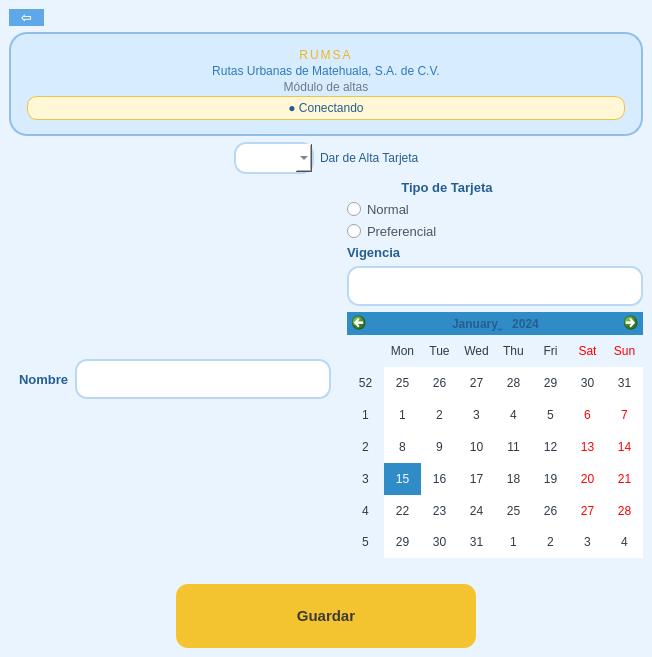
Old version of the form login_mvc_project/ui/dar_de_alta.ui in the repository alttus-ti/matehuala_app_escritorio.
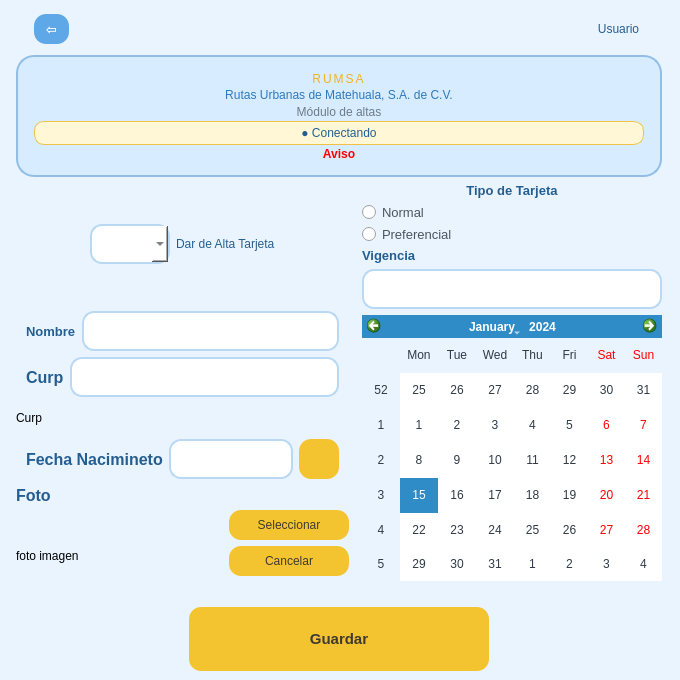
New version of the form. Icons and pictures are not drawn.

Commit message: alta, cancelar, recarga y sustituir

What changed in the file:
```diff
--- a/login_mvc_project/ui/dar_de_alta.ui
+++ b/login_mvc_project/ui/dar_de_alta.ui
@@ -6,8 +6,8 @@
    <rect>
     <x>0</x>
     <y>0</y>
-    <width>652</width>
-    <height>657</height>
+    <width>680</width>
+    <height>680</height>
    </rect>
   </property>
   <property name="windowTitle">
@@ -131,8 +131,8 @@
 </string>
    </property>
    <layout class="QGridLayout" name="gridLayout">
-    <item row="0" column="0" colspan="2">
-     <layout class="QVBoxLayout" name="verticalLayout">
+    <item row="0" column="0" colspan="3">
+     <layout class="QHBoxLayout" name="horizontalLayout_6">
       <item>
        <widget class="QPushButton" name="botonregresar">
         <property name="maximumSize">
@@ -156,6 +156,61 @@
        </widget>
       </item>
       <item>
+       <spacer name="horizontalSpacer_3">
+        <property name="orientation">
+         <enum>Qt::Horizontal</enum>
+        </property>
+        <property name="sizeType">
+         <enum>QSizePolicy::Fixed</enum>
+        </property>
+        <property name="sizeHint" stdset="0">
+         <size>
+          <width>500</width>
+          <height>40</height>
+         </size>
+        </property>
+       </spacer>
+      </item>
+      <item>
+       <widget class="QToolButton" name="usuario">
+        <property name="maximumSize">
+         <size>
+          <width>16777215</width>
+          <height>40</height>
+         </size>
+        </property>
+        <property name="styleSheet">
+         <string notr="true">QToolButton {
+    background-color: transparent;
+    border: none;
+    color: #245E91;
+    padding: 0px;
+    margin: 0px;
+    font: 700 10pt &quot;Arial&quot;;
+}
+
+QToolButton:hover {
+    color: #F4C430;
+    text-decoration: underline;
+}
+
+QToolButton:pressed {
+    background-color: #F4C430;
+    color: #245E91;
+    border-radius: 8px;
+    padding: 4px 8px;
+}</string>
+        </property>
+        <property name="text">
+         <string>Usuario</string>
+        </property>
+       </widget>
+      </item>
+     </layout>
+    </item>
+    <item row="1" column="0" colspan="3">
+     <layout class="QVBoxLayout" name="verticalLayout">
+      <item>
        <widget class="QFrame" name="frameHeader">
         <property name="frameShape">
          <enum>QFrame::StyledPanel</enum>
@@ -225,74 +280,31 @@
            </property>
           </widget>
          </item>
+         <item>
+          <widget class="QLabel" name="mensajeInternet">
+           <property name="font">
+            <font>
+             <weight>75</weight>
+             <bold>true</bold>
+            </font>
+           </property>
+           <property name="styleSheet">
+            <string notr="true">color:red;</string>
+           </property>
+           <property name="text">
+            <string>Aviso</string>
+           </property>
+           <property name="alignment">
+            <set>Qt::AlignCenter</set>
+           </property>
+          </widget>
+         </item>
         </layout>
        </widget>
       </item>
      </layout>
     </item>
-    <item row="2" column="0">
-     <layout class="QHBoxLayout" name="horizontalLayout_2">
-      <item>
-       <spacer name="espacio3">
-        <property name="orientation">
-         <enum>Qt::Horizontal</enum>
-        </property>
-        <property name="sizeType">
-         <enum>QSizePolicy::Fixed</enum>
-        </property>
-        <property name="sizeHint" stdset="0">
-         <size>
-          <width>10</width>
-          <height>20</height>
-         </size>
-        </property>
-       </spacer>
-      </item>
-      <item>
-       <widget class="QLabel" name="nombre">
-        <property name="font">
-         <font>
-          <family>Arial</family>
-          <pointsize>10</pointsize>
-          <weight>87</weight>
-          <italic>false</italic>
-          <bold>true</bold>
-         </font>
-        </property>
-        <property name="text">
-         <string>Nombre</string>
-        </property>
-       </widget>
-      </item>
-      <item>
-       <widget class="QTextEdit" name="textonombre">
-        <property name="maximumSize">
-         <size>
-          <width>500</width>
-          <height>40</height>
-         </size>
-        </property>
-       </widget>
-      </item>
-      <item>
-       <spacer name="espacio4">
-        <property name="orientation">
-         <enum>Qt::Horizontal</enum>
-        </property>
-        <property name="sizeType">
-         <enum>QSizePolicy::Fixed</enum>
-        </property>
-        <property name="sizeHint" stdset="0">
-         <size>
-          <width>10</width>
-          <height>20</height>
-         </size>
-        </property>
-       </spacer>
-      </item>
-     </layout>
-    </item>
-    <item row="1" column="0" colspan="2">
+    <item row="2" column="0" colspan="2">
      <layout class="QHBoxLayout" name="horizontalLayout_3">
       <item>
        <spacer name="horizontalSpacer_2">
@@ -339,13 +351,13 @@
       </item>
      </layout>
     </item>
-    <item row="2" column="1">
+    <item row="2" column="2" rowspan="6">
      <layout class="QVBoxLayout" name="verticalLayout_3">
       <item>
        <widget class="QLabel" name="otrosdatos">
         <property name="maximumSize">
          <size>
-          <width>200</width>
+          <width>16777215</width>
           <height>20</height>
          </size>
         </property>
@@ -368,6 +380,12 @@
       </item>
       <item>
        <widget class="QRadioButton" name="normal">
+        <property name="maximumSize">
+         <size>
+          <width>100</width>
+          <height>50</height>
+         </size>
+        </property>
         <property name="font">
          <font>
           <family>Arial</family>
@@ -384,6 +402,12 @@
       </item>
       <item>
        <widget class="QRadioButton" name="preferencial">
+        <property name="maximumSize">
+         <size>
+          <width>100</width>
+          <height>50</height>
+         </size>
+        </property>
         <property name="font">
          <font>
           <family>Arial</family>
@@ -438,6 +462,22 @@
           <height>16777215</height>
          </size>
         </property>
+        <property name="palette">
+         <palette>
+          <active/>
+          <inactive/>
+          <disabled/>
+         </palette>
+        </property>
+        <property name="styleSheet">
+         <string notr="true">QCalendarWidget QToolButton#qt_calendar_monthbutton {
+    color: white;
+}
+
+QCalendarWidget QToolButton#qt_calendar_yearbutton {
+    color: white;
+}</string>
+        </property>
        </widget>
       </item>
       <item>
@@ -458,7 +498,788 @@
       </item>
      </layout>
     </item>
+    <item row="3" column="0" colspan="2">
+     <layout class="QHBoxLayout" name="horizontalLayout_2">
+      <item>
+       <spacer name="espacio3">
+        <property name="orientation">
+         <enum>Qt::Horizontal</enum>
+        </property>
+        <property name="sizeType">
+         <enum>QSizePolicy::Fixed</enum>
+        </property>
+        <property name="sizeHint" stdset="0">
+         <size>
+          <width>10</width>
+          <height>20</height>
+         </size>
+        </property>
+       </spacer>
+      </item>
+      <item>
+       <widget class="QLabel" name="nombre">
+        <property name="font">
+         <font>
+          <family>Arial</family>
+          <pointsize>10</pointsize>
+          <weight>87</weight>
+          <italic>false</italic>
+          <bold>true</bold>
+         </font>
+        </property>
+        <property name="text">
+         <string>Nombre</string>
+        </property>
+       </widget>
+      </item>
+      <item>
+       <widget class="QTextEdit" name="textonombre">
+        <property name="maximumSize">
+         <size>
+          <width>500</width>
+          <height>40</height>
+         </size>
+        </property>
+       </widget>
+      </item>
+      <item>
+       <spacer name="espacio4">
+        <property name="orientation">
+         <enum>Qt::Horizontal</enum>
+        </property>
+        <property name="sizeType">
+         <enum>QSizePolicy::Fixed</enum>
+        </property>
+        <property name="sizeHint" stdset="0">
+         <size>
+          <width>10</width>
+          <height>20</height>
+         </size>
+        </property>
+       </spacer>
+      </item>
+     </layout>
+    </item>
     <item row="4" column="0" colspan="2">
+     <layout class="QHBoxLayout" name="horizontalLayout_4">
+      <item>
+       <spacer name="espacio7">
+        <property name="orientation">
+         <enum>Qt::Horizontal</enum>
+        </property>
+        <property name="sizeType">
+         <enum>QSizePolicy::Fixed</enum>
+        </property>
+        <property name="sizeHint" stdset="0">
+         <size>
+          <width>10</width>
+          <height>20</height>
+         </size>
+        </property>
+       </spacer>
+      </item>
+      <item>
+       <widget class="QLabel" name="label_2">
+        <property name="maximumSize">
+         <size>
+          <width>200</width>
+          <height>20</height>
+         </size>
+        </property>
+        <property name="palette">
+         <palette>
+          <active>
+           <colorrole role="WindowText">
+            <brush brushstyle="SolidPattern">
+             <color alpha="255">
+              <red>36</red>
+              <green>94</green>
+              <blue>145</blue>
+             </color>
+            </brush>
+           </colorrole>
+           <colorrole role="Text">
+            <brush brushstyle="SolidPattern">
+             <color alpha="255">
+              <red>36</red>
+              <green>94</green>
+              <blue>145</blue>
+             </color>
+            </brush>
+           </colorrole>
+           <colorrole role="ButtonText">
+            <brush brushstyle="SolidPattern">
+             <color alpha="255">
+              <red>36</red>
+              <green>94</green>
+              <blue>145</blue>
+             </color>
+            </brush>
+           </colorrole>
+          </active>
+          <inactive>
+           <colorrole role="WindowText">
+            <brush brushstyle="SolidPattern">
+             <color alpha="255">
+              <red>36</red>
+              <green>94</green>
+              <blue>145</blue>
+             </color>
+            </brush>
+           </colorrole>
+           <colorrole role="Text">
+            <brush brushstyle="SolidPattern">
+             <color alpha="255">
+              <red>36</red>
+              <green>94</green>
+              <blue>145</blue>
+             </color>
+            </brush>
+           </colorrole>
+           <colorrole role="ButtonText">
+            <brush brushstyle="SolidPattern">
+             <color alpha="255">
+              <red>36</red>
+              <green>94</green>
+              <blue>145</blue>
+             </color>
+            </brush>
+           </colorrole>
+          </inactive>
+          <disabled>
+           <colorrole role="WindowText">
+            <brush brushstyle="SolidPattern">
+             <color alpha="255">
+              <red>120</red>
+              <green>120</green>
+              <blue>120</blue>
+             </color>
+            </brush>
+           </colorrole>
+           <colorrole role="Text">
+            <brush brushstyle="SolidPattern">
+             <color alpha="255">
+              <red>120</red>
+              <green>120</green>
+              <blue>120</blue>
+             </color>
+            </brush>
+           </colorrole>
+           <colorrole role="ButtonText">
+            <brush brushstyle="SolidPattern">
+             <color alpha="255">
+              <red>120</red>
+              <green>120</green>
+              <blue>120</blue>
+             </color>
+            </brush>
+           </colorrole>
+          </disabled>
+         </palette>
+        </property>
+        <property name="font">
+         <font>
+          <family>Arial</family>
+          <pointsize>12</pointsize>
+          <weight>75</weight>
+          <bold>true</bold>
+         </font>
+        </property>
+        <property name="text">
+         <string>Curp</string>
+        </property>
+       </widget>
+      </item>
+      <item>
+       <widget class="QTextEdit" name="textocurp">
+        <property name="maximumSize">
+         <size>
+          <width>500</width>
+          <height>40</height>
+         </size>
+        </property>
+       </widget>
+      </item>
+      <item>
+       <spacer name="espacio6">
+        <property name="orientation">
+         <enum>Qt::Horizontal</enum>
+        </property>
+        <property name="sizeType">
+         <enum>QSizePolicy::Fixed</enum>
+        </property>
+        <property name="sizeHint" stdset="0">
+         <size>
+          <width>10</width>
+          <height>20</height>
+         </size>
+        </property>
+       </spacer>
+      </item>
+     </layout>
+    </item>
+    <item row="5" column="0">
+     <layout class="QVBoxLayout" name="verticalLayout_5">
+      <item>
+       <widget class="QLabel" name="curpstatus">
+        <property name="maximumSize">
+         <size>
+          <width>16777215</width>
+          <height>30</height>
+         </size>
+        </property>
+        <property name="font">
+         <font>
+          <family>Arial</family>
+          <pointsize>9</pointsize>
+         </font>
+        </property>
+        <property name="text">
+         <string>Curp</string>
+        </property>
+       </widget>
+      </item>
+     </layout>
+    </item>
+    <item row="6" column="0" colspan="2">
+     <layout class="QHBoxLayout" name="horizontalLayout_5">
+      <item>
+       <spacer name="espacio10">
+        <property name="orientation">
+         <enum>Qt::Horizontal</enum>
+        </property>
+        <property name="sizeType">
+         <enum>QSizePolicy::Fixed</enum>
+        </property>
+        <property name="sizeHint" stdset="0">
+         <size>
+          <width>10</width>
+          <height>20</height>
+         </size>
+        </property>
+       </spacer>
+      </item>
+      <item>
+       <widget class="QLabel" name="label_3">
+        <property name="maximumSize">
+         <size>
+          <width>200</width>
+          <height>20</height>
+         </size>
+        </property>
+        <property name="palette">
+         <palette>
+          <active>
+           <colorrole role="WindowText">
+            <brush brushstyle="SolidPattern">
+             <color alpha="255">
+              <red>36</red>
+              <green>94</green>
+              <blue>145</blue>
+             </color>
+            </brush>
+           </colorrole>
+           <colorrole role="Text">
+            <brush brushstyle="SolidPattern">
+             <color alpha="255">
+              <red>36</red>
+              <green>94</green>
+              <blue>145</blue>
+             </color>
+            </brush>
+           </colorrole>
+           <colorrole role="ButtonText">
+            <brush brushstyle="SolidPattern">
+             <color alpha="255">
+              <red>36</red>
+              <green>94</green>
+              <blue>145</blue>
+             </color>
+            </brush>
+           </colorrole>
+          </active>
+          <inactive>
+           <colorrole role="WindowText">
+            <brush brushstyle="SolidPattern">
+             <color alpha="255">
+              <red>36</red>
+              <green>94</green>
+              <blue>145</blue>
+             </color>
+            </brush>
+           </colorrole>
+           <colorrole role="Text">
+            <brush brushstyle="SolidPattern">
+             <color alpha="255">
+              <red>36</red>
+              <green>94</green>
+              <blue>145</blue>
+             </color>
+            </brush>
+           </colorrole>
+           <colorrole role="ButtonText">
+            <brush brushstyle="SolidPattern">
+             <color alpha="255">
+              <red>36</red>
+              <green>94</green>
+              <blue>145</blue>
+             </color>
+            </brush>
+           </colorrole>
+          </inactive>
+          <disabled>
+           <colorrole role="WindowText">
+            <brush brushstyle="SolidPattern">
+             <color alpha="255">
+              <red>120</red>
+              <green>120</green>
+              <blue>120</blue>
+             </color>
+            </brush>
+           </colorrole>
+           <colorrole role="Text">
+            <brush brushstyle="SolidPattern">
+             <color alpha="255">
+              <red>120</red>
+              <green>120</green>
+              <blue>120</blue>
+             </color>
+            </brush>
+           </colorrole>
+           <colorrole role="ButtonText">
+            <brush brushstyle="SolidPattern">
+             <color alpha="255">
+              <red>120</red>
+              <green>120</green>
+              <blue>120</blue>
+             </color>
+            </brush>
+           </colorrole>
+          </disabled>
+         </palette>
+        </property>
+        <property name="font">
+         <font>
+          <family>Arial</family>
+          <pointsize>12</pointsize>
+          <weight>75</weight>
+          <bold>true</bold>
+         </font>
+        </property>
+        <property name="text">
+         <string>Fecha Nacimineto</string>
+        </property>
+       </widget>
+      </item>
+      <item>
+       <widget class="QTextEdit" name="textofechanacimiento">
+        <property name="maximumSize">
+         <size>
+          <width>500</width>
+          <height>40</height>
+         </size>
+        </property>
+       </widget>
+      </item>
+      <item>
+       <widget class="QPushButton" name="pushButton">
+        <property name="maximumSize">
+         <size>
+          <width>40</width>
+          <height>40</height>
+         </size>
+        </property>
+        <property name="text">
+         <string/>
+        </property>
+        <property name="icon">
+         <iconset>
+          <normaloff>../assets/calendario.png</normaloff>../assets/calendario.png</iconset>
+        </property>
+       </widget>
+      </item>
+      <item>
+       <spacer name="espacio9">
+        <property name="orientation">
+         <enum>Qt::Horizontal</enum>
+        </property>
+        <property name="sizeType">
+         <enum>QSizePolicy::Fixed</enum>
+        </property>
+        <property name="sizeHint" stdset="0">
+         <size>
+          <width>10</width>
+          <height>20</height>
+         </size>
+        </property>
+       </spacer>
+      </item>
+     </layout>
+    </item>
+    <item row="7" column="0">
+     <layout class="QVBoxLayout" name="verticalLayout_2">
+      <item>
+       <widget class="QLabel" name="label_4">
+        <property name="maximumSize">
+         <size>
+          <width>200</width>
+          <height>20</height>
+         </size>
+        </property>
+        <property name="palette">
+         <palette>
+          <active>
+           <colorrole role="WindowText">
+            <brush brushstyle="SolidPattern">
+             <color alpha="255">
+              <red>36</red>
+              <green>94</green>
+              <blue>145</blue>
+             </color>
+            </brush>
+           </colorrole>
+           <colorrole role="Text">
+            <brush brushstyle="SolidPattern">
+             <color alpha="255">
+              <red>36</red>
+              <green>94</green>
+              <blue>145</blue>
+             </color>
+            </brush>
+           </colorrole>
+           <colorrole role="ButtonText">
+            <brush brushstyle="SolidPattern">
+             <color alpha="255">
+              <red>36</red>
+              <green>94</green>
+              <blue>145</blue>
+             </color>
+            </brush>
+           </colorrole>
+          </active>
+          <inactive>
+           <colorrole role="WindowText">
+            <brush brushstyle="SolidPattern">
+             <color alpha="255">
+              <red>36</red>
+              <green>94</green>
+              <blue>145</blue>
+             </color>
+            </brush>
+           </colorrole>
+           <colorrole role="Text">
+            <brush brushstyle="SolidPattern">
+             <color alpha="255">
+              <red>36</red>
+              <green>94</green>
+              <blue>145</blue>
+             </color>
+            </brush>
+           </colorrole>
+           <colorrole role="ButtonText">
+            <brush brushstyle="SolidPattern">
+             <color alpha="255">
+              <red>36</red>
+              <green>94</green>
+              <blue>145</blue>
+             </color>
+            </brush>
+           </colorrole>
+          </inactive>
+          <disabled>
+           <colorrole role="WindowText">
+            <brush brushstyle="SolidPattern">
+             <color alpha="255">
+              <red>120</red>
+              <green>120</green>
+              <blue>120</blue>
+             </color>
+            </brush>
+           </colorrole>
+           <colorrole role="Text">
+            <brush brushstyle="SolidPattern">
+             <color alpha="255">
+              <red>120</red>
+              <green>120</green>
+              <blue>120</blue>
+             </color>
+            </brush>
+           </colorrole>
+           <colorrole role="ButtonText">
+            <brush brushstyle="SolidPattern">
+             <color alpha="255">
+              <red>120</red>
+              <green>120</green>
+              <blue>120</blue>
+             </color>
+            </brush>
+           </colorrole>
+          </disabled>
+         </palette>
+        </property>
+        <property name="font">
+         <font>
+          <family>Arial</family>
+          <pointsize>12</pointsize>
+          <weight>75</weight>
+          <bold>true</bold>
+         </font>
+        </property>
+        <property name="text">
+         <string>Foto</string>
+        </property>
+       </widget>
+      </item>
+      <item>
+       <widget class="QLabel" name="fotoimagen">
+        <property name="maximumSize">
+         <size>
+          <width>200</width>
+          <height>200</height>
+         </size>
+        </property>
+        <property name="text">
+         <string>foto imagen</string>
+        </property>
+       </widget>
+      </item>
+     </layout>
+    </item>
+    <item row="7" column="1">
+     <layout class="QVBoxLayout" name="verticalLayout_4">
+      <item>
+       <spacer name="espacio11">
+        <property name="orientation">
+         <enum>Qt::Vertical</enum>
+        </property>
+        <property name="sizeType">
+         <enum>QSizePolicy::Fixed</enum>
+        </property>
+        <property name="sizeHint" stdset="0">
+         <size>
+          <width>10</width>
+          <height>25</height>
+         </size>
+        </property>
+       </spacer>
+      </item>
+      <item>
+       <widget class="QPushButton" name="botonsubir">
+        <property name="maximumSize">
+         <size>
+          <width>120</width>
+          <height>30</height>
+         </size>
+        </property>
+        <property name="text">
+         <string>Seleccionar</string>
+        </property>
+       </widget>
+      </item>
+      <item>
+       <widget class="QPushButton" name="botontomar">
+        <property name="maximumSize">
+         <size>
+          <width>120</width>
+          <height>30</height>
+         </size>
+        </property>
+        <property name="palette">
+         <palette>
+          <active>
+           <colorrole role="WindowText">
+            <brush brushstyle="SolidPattern">
+             <color alpha="255">
+              <red>62</red>
+              <green>58</green>
+              <blue>50</blue>
+             </color>
+            </brush>
+           </colorrole>
+           <colorrole role="Button">
+            <brush brushstyle="SolidPattern">
+             <color alpha="255">
+              <red>244</red>
+              <green>196</green>
+              <blue>48</blue>
+             </color>
+            </brush>
+           </colorrole>
+           <colorrole role="Text">
+            <brush brushstyle="SolidPattern">
+             <color alpha="255">
+              <red>62</red>
+              <green>58</green>
+              <blue>50</blue>
+             </color>
+            </brush>
+           </colorrole>
+           <colorrole role="ButtonText">
+            <brush brushstyle="SolidPattern">
+             <color alpha="255">
+              <red>62</red>
+              <green>58</green>
+              <blue>50</blue>
+             </color>
+            </brush>
+           </colorrole>
+           <colorrole role="Base">
+            <brush brushstyle="SolidPattern">
+             <color alpha="255">
+              <red>244</red>
+              <green>196</green>
+              <blue>48</blue>
+             </color>
+            </brush>
+           </colorrole>
+           <colorrole role="Window">
+            <brush brushstyle="SolidPattern">
+             <color alpha="255">
+              <red>244</red>
+              <green>196</green>
+              <blue>48</blue>
+             </color>
+            </brush>
+           </colorrole>
+          </active>
+          <inactive>
+           <colorrole role="WindowText">
+            <brush brushstyle="SolidPattern">
+             <color alpha="255">
+              <red>62</red>
+              <green>58</green>
+              <blue>50</blue>
+             </color>
+            </brush>
+           </colorrole>
+           <colorrole role="Button">
+            <brush brushstyle="SolidPattern">
+             <color alpha="255">
+              <red>244</red>
+              <green>196</green>
+              <blue>48</blue>
+             </color>
+            </brush>
+           </colorrole>
+           <colorrole role="Text">
+            <brush brushstyle="SolidPattern">
+             <color alpha="255">
+              <red>62</red>
+              <green>58</green>
+              <blue>50</blue>
+             </color>
+            </brush>
+           </colorrole>
+           <colorrole role="ButtonText">
+            <brush brushstyle="SolidPattern">
+             <color alpha="255">
+              <red>62</red>
+              <green>58</green>
+              <blue>50</blue>
+             </color>
+            </brush>
+           </colorrole>
+           <colorrole role="Base">
+            <brush brushstyle="SolidPattern">
+             <color alpha="255">
+              <red>244</red>
+              <green>196</green>
+              <blue>48</blue>
+             </color>
+            </brush>
+           </colorrole>
+           <colorrole role="Window">
+            <brush brushstyle="SolidPattern">
+             <color alpha="255">
+              <red>244</red>
+              <green>196</green>
+              <blue>48</blue>
+             </color>
+            </brush>
+           </colorrole>
+          </inactive>
+          <disabled>
+           <colorrole role="WindowText">
+            <brush brushstyle="SolidPattern">
+             <color alpha="255">
+              <red>62</red>
+              <green>58</green>
+              <blue>50</blue>
+             </color>
+            </brush>
+           </colorrole>
+           <colorrole role="Button">
+            <brush brushstyle="SolidPattern">
+             <color alpha="255">
+              <red>244</red>
+              <green>196</green>
+              <blue>48</blue>
+             </color>
+            </brush>
+           </colorrole>
+           <colorrole role="Text">
+            <brush brushstyle="SolidPattern">
+             <color alpha="255">
+              <red>62</red>
+              <green>58</green>
+              <blue>50</blue>
+             </color>
+            </brush>
+           </colorrole>
+           <colorrole role="ButtonText">
+            <brush brushstyle="SolidPattern">
+             <color alpha="255">
+              <red>62</red>
+              <green>58</green>
+              <blue>50</blue>
+             </color>
+            </brush>
+           </colorrole>
+           <colorrole role="Base">
+            <brush brushstyle="SolidPattern">
+             <color alpha="255">
+              <red>244</red>
+              <green>196</green>
+              <blue>48</blue>
+             </color>
+            </brush>
+           </colorrole>
+           <colorrole role="Window">
+            <brush brushstyle="SolidPattern">
+             <color alpha="255">
+              <red>244</red>
+              <green>196</green>
+              <blue>48</blue>
+             </color>
+            </brush>
+           </colorrole>
+          </disabled>
+         </palette>
+        </property>
+        <property name="text">
+         <string>Cancelar</string>
+        </property>
+       </widget>
+      </item>
+      <item>
+       <spacer name="espacio12">
+        <property name="orientation">
+         <enum>Qt::Vertical</enum>
+        </property>
+        <property name="sizeType">
+         <enum>QSizePolicy::Fixed</enum>
+        </property>
+        <property name="sizeHint" stdset="0">
+         <size>
+          <width>10</width>
+          <height>25</height>
+         </size>
+        </property>
+       </spacer>
+      </item>
+     </layout>
+    </item>
+    <item row="8" column="0" colspan="3">
      <layout class="QHBoxLayout" name="horizontalLayout">
       <item>
        <spacer name="espacio1">
```
Left out of the diff: 4 changed lines with no effect on the pictures. The commit also changes 23 other files.
